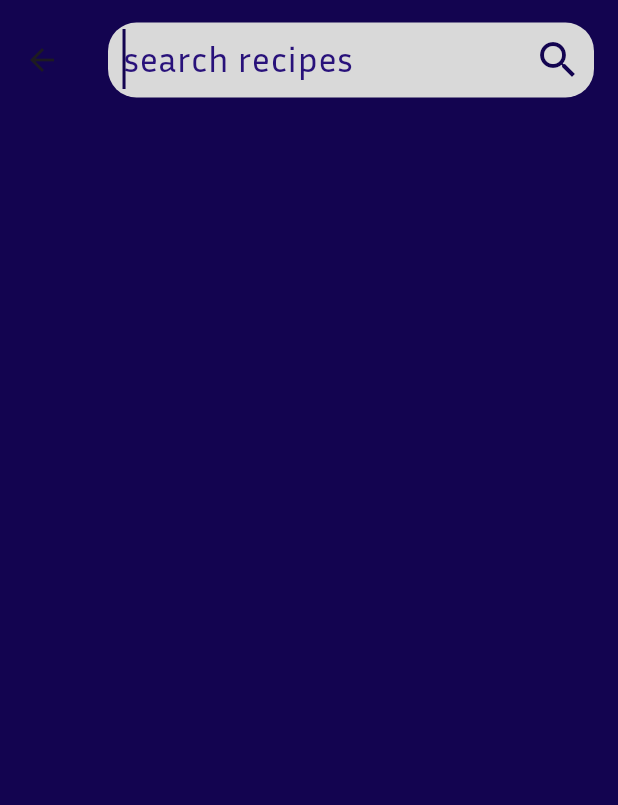
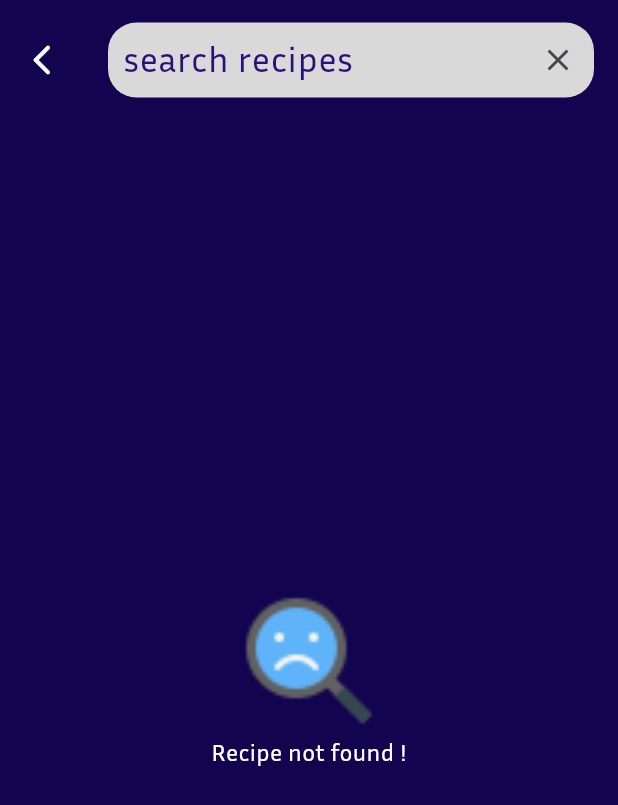
Before and after one commit to NibinBiju/food_recipe_app, a Flutter app: the SearchScreen screen opened directly, on a phone screen of 412 x 824 dp. Shown: the top 805 px of the screen. Run offline on Flutter 3.47's test engine with Material 3 defaults, Android fonts, the phone set to English and light mode, and no system bars; our stand-ins replace calendar_timeline, carousel_slider, flutter_card_swiper, google_nav_bar, hive, hive_flutter and 3 more; accounts and stored records are empty; network calls fail.

Commit message:
search page finished

```diff
--- /dev/null
+++ b/devtools_options.yaml
@@ -0,0 +1 @@
+extensions:
--- /dev/null
+++ b/lib/controller/api_controller/api_controller.dart
@@ -0,0 +1,3 @@
+class ApiController {
+  static List apimodelList = [];
+}
--- a/lib/controller/save_page_provider/save_page_controller.dart
+++ b/lib/controller/save_page_provider/save_page_controller.dart
@@ -7,14 +7,7 @@ class SavePageProvider with ChangeNotifier {
   int cookbookIndex = 0;
 
   final List<CreateCookBookModel> cookbooks = [
-    CreateCookBookModel(index: 0, cookBookName: 'Favorite', recipes: [
-      SavedRecipes(
-          image:
-              'https://www.recipetineats.com/wp-content/uploads/2020/05/Pizza-Crust-without-yeast_5-SQ.jpg',
-          rating: '4.3',
-          recipeName: 'Chilli Chicken',
-          time: '30m'),
-    ]),
+    CreateCookBookModel(index: 0, cookBookName: 'Favorite', recipes: []),
   ];
   List<SavedRecipes> savedRecipe = [];
 
@@ -39,8 +32,11 @@ class SavePageProvider with ChangeNotifier {
     notifyListeners();
   }
 
-  // void addNewRecipe(SavedRecipes recipes) {
-  //   savedRecipes.add(recipes);
-  //   notifyListeners();
-  // }
+  Map<String, int> getRecipesCount() {
+    Map<String, int> recipeCountMap = {};
+    for (CreateCookBookModel cookbook in cookbooks) {
+      recipeCountMap[cookbook.cookBookName!] = cookbook.recipes.length;
+    }
+    return recipeCountMap;
+  }
 }
--- a/lib/view/home_screen/home_screen.dart
+++ b/lib/view/home_screen/home_screen.dart
@@ -2,6 +2,7 @@ import 'package:flutter/material.dart';
 import 'package:flutter_card_swiper/flutter_card_swiper.dart';
 import 'package:provider/provider.dart';
 import 'package:recipe_app/constants/constants.dart';
+import 'package:recipe_app/controller/api_controller/api_controller.dart';
 import 'package:recipe_app/controller/home_page_provider/homepage_provider.dart';
 import 'package:recipe_app/controller/save_page_provider/save_page_controller.dart';
 import 'package:recipe_app/model/api_model/api_model.dart';
@@ -107,7 +108,7 @@ class _HomeScreenState extends State<HomeScreen> {
                         color: Colors.white,
                       ),
                       Text(
-                        '${saveprovider.cookbooks[saveprovider.selectedIndex].recipes.length}',
+                        '${saveprovider.cookbooks.length}',
                         style: TextStyle(
                           color: Colors.white,
                           fontFamily: 'InriaSans',
@@ -389,7 +390,7 @@ class _HomeScreenState extends State<HomeScreen> {
                           ),
                           child: RecipesMayLikeCard(
                             index: index,
-                            recipeList: homeprovider.apimodelList,
+                            recipeList: ApiController.apimodelList,
                           ),
                         ),
                       ),
--- a/lib/view/home_screen/widgets/homepage_recipe_card.dart
+++ b/lib/view/home_screen/widgets/homepage_recipe_card.dart
@@ -117,6 +117,7 @@ class _DailyInspirationCardState extends State<DailyInspirationCard> {
                                           trailing: CircleAvatar(
                                             backgroundColor: Colors.black54,
                                             child: IconButton(
+                                              //add recipe to cookbook
                                               onPressed: () {
                                                 CreateCookBookModel
                                                     createCookBookModel =
@@ -133,6 +134,7 @@ class _DailyInspirationCardState extends State<DailyInspirationCard> {
                                                     time: widget.time,
                                                   ),
                                                 );
+                                                Navigator.pop(context);
                                               },
                                               icon: Icon(
                                                 Icons.add,
--- a/lib/view/search_page/search_page2.dart
+++ b/lib/view/search_page/search_page2.dart
@@ -1,7 +1,7 @@
 import 'package:flutter/material.dart';
 import 'package:provider/provider.dart';
 import 'package:recipe_app/constants/constants.dart';
-import 'package:recipe_app/controller/home_page_provider/homepage_provider.dart';
+import 'package:recipe_app/controller/search_ingredients_provider/search_ingredient_provider.dart';
 import 'package:recipe_app/view/details_page/details_page.dart';
 
 class SearchScreen extends StatefulWidget {
@@ -14,34 +14,21 @@ class SearchScreen extends StatefulWidget {
 class _SearchScreenState extends State<SearchScreen> {
   // List<SearchRecipe> ofSearchRescipes = [];
   TextEditingController searchrecipetextcontroller = TextEditingController();
-  List searchResult = [];
-
-  @override
-  void initState() {
-    super.initState();
-    Provider.of<HomeProvider>(context, listen: false).fetchData();
-  }
 
   @override
   Widget build(BuildContext context) {
-    var homeprovider = Provider.of<HomeProvider>(context);
-
-    //function to search
-    void _performSearch(String query) {
-      List result = homeprovider.apimodelList
-          .where((recipe) => recipe['header']['title']
-              .toLowerCase()
-              .contains(query.toLowerCase()))
-          .toList();
-      if (query.isNotEmpty) {
-        searchResult = result;
-        setState(() {});
-      }
-    }
-
+    var searchProvider = Provider.of<SearchRecipesProvider>(context);
     return Scaffold(
         backgroundColor: Constants.primaryColor,
         appBar: AppBar(
+          leading: IconButton(
+              onPressed: () {
+                Navigator.pop(context);
+              },
+              icon: Icon(
+                Icons.arrow_back_ios_new_rounded,
+                color: Colors.white,
+              )),
           elevation: 0,
           toolbarHeight: 80,
           backgroundColor: Constants.primaryColor,
@@ -55,23 +42,22 @@ class _SearchScreenState extends State<SearchScreen> {
             child: Center(
               child: TextField(
                 onSubmitted: (query) {
-                  _performSearch(query);
+                  searchProvider.performSearch(query.trim());
                 },
                 onChanged: (query) {
-                  _performSearch(query);
+                  searchProvider.performSearch(query.trim());
                 },
-                autofocus: true,
                 cursorOpacityAnimates: true,
                 cursorHeight: 40,
                 controller: searchrecipetextcontroller,
                 cursorColor: Constants.primaryColor,
                 decoration: InputDecoration(
                   border: InputBorder.none,
-                  suffixIcon: Icon(
-                    Icons.search,
-                    size: 32,
-                    color: Constants.primaryColor,
-                  ),
+                  suffixIcon: IconButton(
+                      onPressed: () {
+                        searchrecipetextcontroller.clear();
+                      },
+                      icon: Icon(Icons.close)),
                   hintText: 'search recipes',
                   hintStyle: TextStyle(
                     color: Constants.CardColor,
@@ -87,16 +73,48 @@ class _SearchScreenState extends State<SearchScreen> {
             ),
           ),
         ),
-        body: GridView.count(
+        body: searchProvider.searchResult.length == 0
+            ? Column(
+                mainAxisAlignment: MainAxisAlignment.center,
+                children: [
+                  Center(
+                      child: Column(
+                    children: [
+                      Container(
+                        width: 170,
+                        height: 100,
+                        decoration: BoxDecoration(
+                            image: DecorationImage(
+                          image: AssetImage(
+                              'assets/images/icons8-nothing-found-48.png'),
+                          fit: BoxFit.fitHeight,
+                        )),
+                      ),
+                      Text(
+                        'Recipe not found !',
+                        style: TextStyle(
+                          color: Colors.white,
+                          fontFamily: Constants.mainFont,
+                          fontSize: 16,
+                        ),
+                      )
+                    ],
+                  )),
+                ],
+              )
+            : GridView.count(
                 childAspectRatio: 105 / 120,
                 crossAxisCount: 2,
-          children: List.generate(searchResult.length, (index) {
-            Map<String, dynamic> recipe = searchResult[index];
+                children:
+                    List.generate(searchProvider.searchResult.length, (index) {
+                  Map<String, dynamic> recipe =
+                      searchProvider.searchResult[index];
                   return Padding(
                     padding: const EdgeInsets.all(8.0),
                     child: InkWell(
                       onTap: () {
-                  Navigator.push(context, MaterialPageRoute(builder: (context) {
+                        Navigator.push(context,
+                            MaterialPageRoute(builder: (context) {
                           return DetailsPage(
                               index: index,
                               recipeList: recipe,
```
Also changed, not shown: assets/json/ingredients_data.json (+11 -11 lines), lib/controller/home_page_provider/homepage_provider.dart (+7 -13 lines), lib/controller/search_ingredients_provider/search_ingredient_provider.dart (+34 -0 lines), lib/view/home_screen/widgets/recipes_may_like_card.dart (+13 -10 lines), lib/view/saved_recipe_page/saved_recipe_page.dart (+32 -18 lines), lib/view/search_page/ingredients_search.dart (+25 -14 lines), pubspec.yaml (+0 -7 lines), assets/images/icons8-nothing-found-48.png (added), pubspec.lock. Lines whose indentation alone changed are shown as unchanged.
